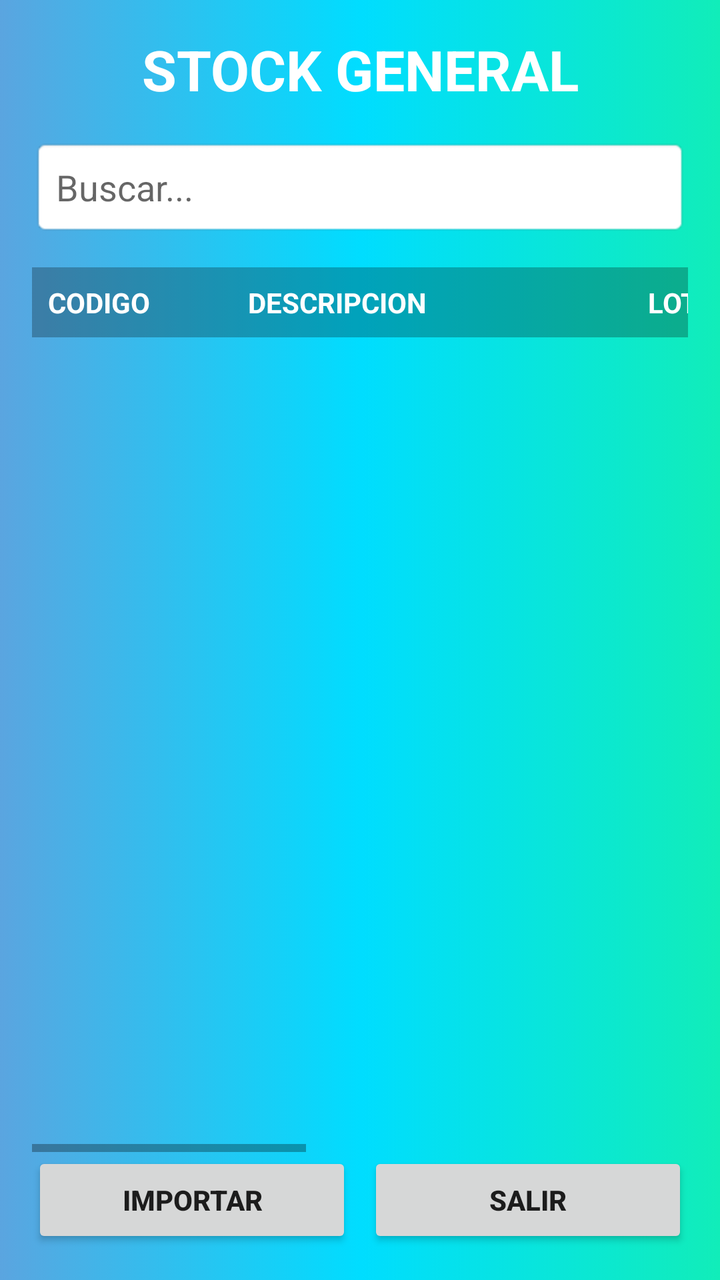
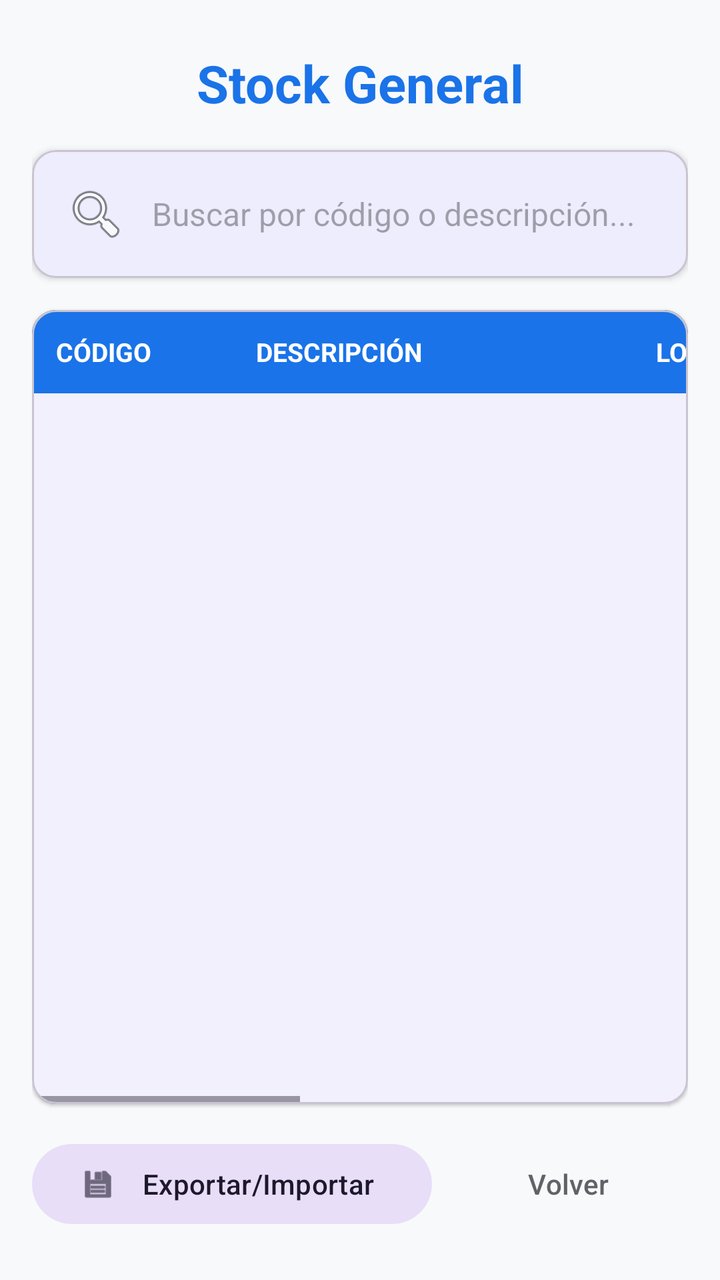

Two renders of the same Android screen: before a commit and after it. Below are the layout's source before the change and the commit's diff.
<!-- AndroidManifest.xml: application theme Theme.InventarioApp -->
<!-- res/layout/activity_stock_general.xml -->
<?xml version="1.0" encoding="utf-8"?>
<androidx.constraintlayout.widget.ConstraintLayout xmlns:android="http://schemas.android.com/apk/res/android"
    xmlns:app="http://schemas.android.com/apk/res-auto"
    xmlns:tools="http://schemas.android.com/tools"
    android:id="@+id/main"
    android:layout_width="match_parent"
    android:layout_height="match_parent"
    android:background="@drawable/fondo_degradado"
    android:padding="16dp">

    <TextView
        android:id="@+id/tvTitulo"
        android:layout_width="0dp"
        android:layout_height="wrap_content"
        android:gravity="center"
        android:text="STOCK GENERAL"
        android:textColor="#FFFFFF"
        android:textSize="28sp"
        android:textStyle="bold"
        app:layout_constraintEnd_toEndOf="parent"
        app:layout_constraintStart_toStartOf="parent"
        app:layout_constraintTop_toTopOf="parent" />

    <EditText
        android:id="@+id/searchEditText"
        android:layout_width="0dp"
        android:layout_height="wrap_content"
        android:layout_marginTop="16dp"
        android:background="@android:drawable/editbox_background"
        android:hint="Buscar..."
        android:inputType="text"
        android:padding="12dp"
        android:textSize="18sp"
        app:layout_constraintEnd_toEndOf="parent"
        app:layout_constraintStart_toStartOf="parent"
        app:layout_constraintTop_toBottomOf="@+id/tvTitulo" />

    <HorizontalScrollView
        android:id="@+id/hsvStock"
        android:layout_width="0dp"
        android:layout_height="0dp"
        android:layout_marginTop="16dp"
        app:layout_constraintBottom_toTopOf="@+id/llButtons"
        app:layout_constraintEnd_toEndOf="parent"
        app:layout_constraintStart_toStartOf="parent"
        app:layout_constraintTop_toBottomOf="@+id/searchEditText">

        <LinearLayout
            android:layout_width="wrap_content"
            android:layout_height="match_parent"
            android:orientation="vertical">

            
            <LinearLayout
                android:layout_width="wrap_content"
                android:layout_height="wrap_content"
                android:background="#44000000"
                android:orientation="horizontal"
                android:padding="8dp">

                <TextView
                    android:layout_width="100dp"
                    android:layout_height="wrap_content"
                    android:text="CODIGO"
                    android:textColor="#FFFFFF"
                    android:textSize="14sp"
                    android:textStyle="bold" />

                <TextView
                    android:layout_width="200dp"
                    android:layout_height="wrap_content"
                    android:text="DESCRIPCION"
                    android:textColor="#FFFFFF"
                    android:textSize="14sp"
                    android:textStyle="bold" />

                <TextView
                    android:layout_width="80dp"
                    android:layout_height="wrap_content"
                    android:text="LOTE"
                    android:textColor="#FFFFFF"
                    android:textSize="14sp"
                    android:textStyle="bold" />

                <TextView
                    android:layout_width="70dp"
                    android:layout_height="wrap_content"
                    android:text="CANT"
                    android:textColor="#FFFFFF"
                    android:textSize="14sp"
                    android:textStyle="bold" />

                <TextView
                    android:layout_width="100dp"
                    android:layout_height="wrap_content"
                    android:text="FECHA VENC."
                    android:textColor="#FFFFFF"
                    android:textSize="14sp"
                    android:textStyle="bold" />

                <TextView
                    android:layout_width="100dp"
                    android:layout_height="wrap_content"
                    android:text="UBICACION"
                    android:textColor="#FFFFFF"
                    android:textSize="14sp"
                    android:textStyle="bold" />

                <TextView
                    android:layout_width="120dp"
                    android:layout_height="wrap_content"
                    android:text="UBI.DETALL."
                    android:textColor="#FFFFFF"
                    android:textSize="14sp"
                    android:textStyle="bold" />
            </LinearLayout>

            <androidx.recyclerview.widget.RecyclerView
                android:id="@+id/recyclerViewStock"
                android:layout_width="wrap_content"
                android:layout_height="match_parent"
                tools:listitem="@layout/item_stock" />
        </LinearLayout>
    </HorizontalScrollView>

    <LinearLayout
        android:id="@+id/llButtons"
        android:layout_width="0dp"
        android:layout_height="wrap_content"
        android:layout_marginTop="16dp"
        android:gravity="center"
        android:orientation="horizontal"
        app:layout_constraintBottom_toBottomOf="parent"
        app:layout_constraintEnd_toEndOf="parent"
        app:layout_constraintStart_toStartOf="parent">

        <Button
            android:id="@+id/buttonImportar"
            android:layout_width="0dp"
            android:layout_height="wrap_content"
            android:layout_marginEnd="8dp"
            android:layout_weight="1"
            android:text="IMPORTAR"
            android:textStyle="bold" />

        <Button
            android:id="@+id/buttonSalir"
            android:layout_width="0dp"
            android:layout_height="wrap_content"
            android:layout_weight="1"
            android:text="SALIR"
            android:textStyle="bold"

            />

    </LinearLayout>

</androidx.constraintlayout.widget.ConstraintLayout>
<!-- res/layout/item_stock.xml (included above) -->
<?xml version="1.0" encoding="utf-8"?>
<LinearLayout xmlns:android="http://schemas.android.com/apk/res/android"
    android:layout_width="match_parent"
    android:layout_height="wrap_content"
    android:orientation="horizontal"
    android:padding="8dp">

    <TextView
        android:id="@+id/tvCodigo"
        android:layout_width="0dp"
        android:layout_height="wrap_content"
        android:layout_weight="1.1"
        android:textAlignment="textStart"
        android:textSize="16sp" />

    <TextView
        android:id="@+id/tvDescripcion"
        android:layout_width="0dp"
        android:layout_height="wrap_content"
        android:layout_weight="3"
        android:textSize="16sp" />

    <TextView
        android:id="@+id/tvLote"
        android:layout_width="0dp"
        android:layout_height="wrap_content"
        android:layout_weight="1.2"
        android:textSize="16sp" />

    <TextView
        android:id="@+id/tvCantidad"
        android:layout_width="0dp"
        android:layout_height="wrap_content"
        android:layout_weight="0.7"
        android:textSize="16sp" />

    <TextView
        android:id="@+id/tvFechaVencimiento"
        android:layout_width="0dp"
        android:layout_height="wrap_content"
        android:layout_weight="0.85"
        android:textAlignment="center"
        android:textSize="16sp" />

    <TextView
        android:id="@+id/tvUbicacion"
        android:layout_width="0dp"
        android:layout_height="wrap_content"
        android:layout_weight="1.10"
        android:textAlignment="center"
        android:textSize="16sp" />

    <TextView
        android:id="@+id/tvUbicacionDetallada"
        android:layout_width="0dp"
        android:layout_height="wrap_content"
        android:layout_weight="1"
        android:textAlignment="center"
        android:textSize="16sp" />

</LinearLayout>
<!-- resources referenced by this layout -->
<resources>
  <!-- drawable fondo_degradado (drawable) -->
  <?xml version="1.0" encoding="utf-8"?>
  <selector xmlns:android="http://schemas.android.com/apk/res/android">
  
          <item>
              <shape android:shape="rectangle">
                  <gradient
                      android:startColor="#AB0C7BD3"
                      android:centerColor="@android:color/holo_blue_bright"
                      android:endColor="#FE10EDB9"
                      />
  
  
              </shape>
  
          </item>
  </selector>
  <style name="Theme.InventarioApp" parent="Theme.AppCompat.Light.NoActionBar" />
</resources>

<!-- the commit's change to res/layout/activity_stock_general.xml (unified diff, before → after) -->
@@ -5,153 +5,174 @@
     android:id="@+id/main"
     android:layout_width="match_parent"
     android:layout_height="match_parent"
-    android:background="@drawable/fondo_degradado"
+    android:background="@color/background_light"
     android:padding="16dp">
 
     <TextView
         android:id="@+id/tvTitulo"
         android:layout_width="0dp"
         android:layout_height="wrap_content"
+        android:layout_marginTop="8dp"
         android:gravity="center"
-        android:text="STOCK GENERAL"
-        android:textColor="#FFFFFF"
-        android:textSize="28sp"
+        android:text="Stock General"
+        android:textColor="@color/primary"
+        android:textSize="26sp"
         android:textStyle="bold"
         app:layout_constraintEnd_toEndOf="parent"
         app:layout_constraintStart_toStartOf="parent"
         app:layout_constraintTop_toTopOf="parent" />
 
-    <EditText
-        android:id="@+id/searchEditText"
+    <com.google.android.material.card.MaterialCardView
+        android:id="@+id/cardSearch"
         android:layout_width="0dp"
         android:layout_height="wrap_content"
         android:layout_marginTop="16dp"
-        android:background="@android:drawable/editbox_background"
-        android:hint="Buscar..."
-        android:inputType="text"
-        android:padding="12dp"
-        android:textSize="18sp"
+        app:cardCornerRadius="12dp"
+        app:cardElevation="2dp"
         app:layout_constraintEnd_toEndOf="parent"
         app:layout_constraintStart_toStartOf="parent"
-        app:layout_constraintTop_toBottomOf="@+id/tvTitulo" />
-
-    <HorizontalScrollView
-        android:id="@+id/hsvStock"
+        app:layout_constraintTop_toBottomOf="@+id/tvTitulo">
+
+        <EditText
+            android:id="@+id/searchEditText"
+            android:layout_width="match_parent"
+            android:layout_height="wrap_content"
+            android:background="@android:color/transparent"
+            android:drawableStart="@android:drawable/ic_menu_search"
+            android:drawablePadding="12dp"
+            android:hint="Buscar por código o descripción..."
+            android:padding="16dp"
+            android:textSize="16sp" />
+    </com.google.android.material.card.MaterialCardView>
+
+    <com.google.android.material.card.MaterialCardView
+        android:id="@+id/cardTable"
         android:layout_width="0dp"
         android:layout_height="0dp"
         android:layout_marginTop="16dp"
+        android:layout_marginBottom="16dp"
+        app:cardCornerRadius="12dp"
+        app:cardElevation="1dp"
         app:layout_constraintBottom_toTopOf="@+id/llButtons"
         app:layout_constraintEnd_toEndOf="parent"
         app:layout_constraintStart_toStartOf="parent"
-        app:layout_constraintTop_toBottomOf="@+id/searchEditText">
-
-        <LinearLayout
-            android:layout_width="wrap_content"
+        app:layout_constraintTop_toBottomOf="@+id/cardSearch">
+
+        <HorizontalScrollView
+            android:id="@+id/hsvStock"
+            android:layout_width="match_parent"
             android:layout_height="match_parent"
-            android:orientation="vertical">
-
-            
+            android:scrollbars="horizontal|vertical">
+
             <LinearLayout
                 android:layout_width="wrap_content"
-                android:layout_height="wrap_content"
-                android:background="#44000000"
-                android:orientation="horizontal"
-                android:padding="8dp">
-
-                <TextView
-                    android:layout_width="100dp"
+                android:layout_height="match_parent"
+                android:orientation="vertical">
+
+                
+                <LinearLayout
+                    android:layout_width="wrap_content"
                     android:layout_height="wrap_content"
-                    android:text="CODIGO"
-                    android:textColor="#FFFFFF"
-                    android:textSize="14sp"
-                    android:textStyle="bold" />
-
-                <TextView
-                    android:layout_width="200dp"
-                    android:layout_height="wrap_content"
-                    android:text="DESCRIPCION"
-                    android:textColor="#FFFFFF"
-                    android:textSize="14sp"
-                    android:textStyle="bold" />
-
-                <TextView
-                    android:layout_width="80dp"
-                    android:layout_height="wrap_content"
-                    android:text="LOTE"
-                    android:textColor="#FFFFFF"
-                    android:textSize="14sp"
-                    android:textStyle="bold" />
-
-                <TextView
-                    android:layout_width="70dp"
-                    android:layout_height="wrap_content"
-                    android:text="CANT"
-                    android:textColor="#FFFFFF"
-                    android:textSize="14sp"
-                    android:textStyle="bold" />
-
-                <TextView
-                    android:layout_width="100dp"
-                    android:layout_height="wrap_content"
-                    android:text="FECHA VENC."
-                    android:textColor="#FFFFFF"
-                    android:textSize="14sp"
-                    android:textStyle="bold" />
-
-                <TextView
-                    android:layout_width="100dp"
-                    android:layout_height="wrap_content"
-                    android:text="UBICACION"
-                    android:textColor="#FFFFFF"
-                    android:textSize="14sp"
-                    android:textStyle="bold" />
-
-                <TextView
-                    android:layout_width="120dp"
-                    android:layout_height="wrap_content"
-                    android:text="UBI.DETALL."
-                    android:textColor="#FFFFFF"
-                    android:textSize="14sp"
-                    android:textStyle="bold" />
+                    android:background="@color/primary"
+                    android:orientation="horizontal"
+                    android:padding="12dp">
+
+                    <TextView
+                        android:layout_width="100dp"
+                        android:layout_height="wrap_content"
+                        android:text="CÓDIGO"
+                        android:textColor="@android:color/white"
+                        android:textSize="13sp"
+                        android:textStyle="bold" />
+
+                    <TextView
+                        android:layout_width="200dp"
+                        android:layout_height="wrap_content"
+                        android:text="DESCRIPCIÓN"
+                        android:textColor="@android:color/white"
+                        android:textSize="13sp"
+                        android:textStyle="bold" />
+
+                    <TextView
+                        android:layout_width="80dp"
+                        android:layout_height="wrap_content"
+                        android:text="LOTE"
+                        android:textColor="@android:color/white"
+                        android:textSize="13sp"
+                        android:textStyle="bold" />
+
+                    <TextView
+                        android:layout_width="70dp"
+                        android:layout_height="wrap_content"
+                        android:text="CANT."
+                        android:textColor="@android:color/white"
+                        android:textSize="13sp"
+                        android:textStyle="bold" />
+
+                    <TextView
+                        android:layout_width="100dp"
+                        android:layout_height="wrap_content"
+                        android:text="VENCIM."
+                        android:textColor="@android:color/white"
+                        android:textSize="13sp"
+                        android:textStyle="bold" />
+
+                    <TextView
+                        android:layout_width="100dp"
+                        android:layout_height="wrap_content"
+                        android:text="UBICACIÓN"
+                        android:textColor="@android:color/white"
+                        android:textSize="13sp"
+                        android:textStyle="bold" />
+
+                    <TextView
+                        android:layout_width="120dp"
+                        android:layout_height="wrap_content"
+                        android:text="UBI. DETALL."
+                        android:textColor="@android:color/white"
+                        android:textSize="13sp"
+                        android:textStyle="bold" />
+                </LinearLayout>
+
+                <androidx.recyclerview.widget.RecyclerView
+                    android:id="@+id/recyclerViewStock"
+                    android:layout_width="wrap_content"
+                    android:layout_height="match_parent"
+                    android:clipToPadding="false"
+                    android:paddingBottom="16dp"
+                    tools:listitem="@layout/item_stock" />
             </LinearLayout>
-
-            <androidx.recyclerview.widget.RecyclerView
-                android:id="@+id/recyclerViewStock"
-                android:layout_width="wrap_content"
-                android:layout_height="match_parent"
-                tools:listitem="@layout/item_stock" />
-        </LinearLayout>
-    </HorizontalScrollView>
+        </HorizontalScrollView>
+    </com.google.android.material.card.MaterialCardView>
 
     <LinearLayout
         android:id="@+id/llButtons"
         android:layout_width="0dp"
         android:layout_height="wrap_content"
-        android:layout_marginTop="16dp"
-        android:gravity="center"
+        android:layout_marginBottom="8dp"
         android:orientation="horizontal"
         app:layout_constraintBottom_toBottomOf="parent"
         app:layout_constraintEnd_toEndOf="parent"
         app:layout_constraintStart_toStartOf="parent">
 
-        <Button
+        <com.google.android.material.button.MaterialButton
             android:id="@+id/buttonImportar"
+            style="@style/Widget.Material3.Button.TonalButton"
             android:layout_width="0dp"
             android:layout_height="wrap_content"
             android:layout_marginEnd="8dp"
             android:layout_weight="1"
-            android:text="IMPORTAR"
-            android:textStyle="bold" />
-
-        <Button
+            android:text="Exportar/Importar"
+            app:icon="@android:drawable/ic_menu_save" />
+
+        <com.google.android.material.button.MaterialButton
             android:id="@+id/buttonSalir"
+            style="@style/Widget.Material3.Button.TextButton"
             android:layout_width="0dp"
             android:layout_height="wrap_content"
-            android:layout_weight="1"
-            android:text="SALIR"
-            android:textStyle="bold"
-
-            />
+            android:layout_weight="0.6"
+            android:text="Volver"
+            android:textColor="@color/text_hint" />
 
     </LinearLayout>
 
@@ -159,62 +180,60 @@
 <!-- res/layout/item_stock.xml (included above) -->
 <?xml version="1.0" encoding="utf-8"?>
 <LinearLayout xmlns:android="http://schemas.android.com/apk/res/android"
-    android:layout_width="match_parent"
+    android:layout_width="wrap_content"
     android:layout_height="wrap_content"
     android:orientation="horizontal"
-    android:padding="8dp">
+    android:padding="12dp"
+    android:gravity="center_vertical">
 
     <TextView
         android:id="@+id/tvCodigo"
-        android:layout_width="0dp"
-        android:layout_height="wrap_content"
-        android:layout_weight="1.1"
-        android:textAlignment="textStart"
-        android:textSize="16sp" />
+        android:layout_width="100dp"
+        android:layout_height="wrap_content"
+        android:textColor="@color/text_primary"
+        android:textSize="14sp" />
 
     <TextView
         android:id="@+id/tvDescripcion"
-        android:layout_width="0dp"
-        android:layout_height="wrap_content"
-        android:layout_weight="3"
-        android:textSize="16sp" />
+        android:layout_width="200dp"
+        android:layout_height="wrap_content"
+        android:textColor="@color/text_primary"
+        android:textSize="14sp" />
 
     <TextView
         android:id="@+id/tvLote"
-        android:layout_width="0dp"
-        android:layout_height="wrap_content"
-        android:layout_weight="1.2"
-        android:textSize="16sp" />
+        android:layout_width="80dp"
+        android:layout_height="wrap_content"
+        android:textColor="@color/text_secondary"
+        android:textSize="14sp" />
 
     <TextView
         android:id="@+id/tvCantidad"
-        android:layout_width="0dp"
-        android:layout_height="wrap_content"
-        android:layout_weight="0.7"
-        android:textSize="16sp" />
+        android:layout_width="70dp"
+        android:layout_height="wrap_content"
+        android:textColor="@color/primary"
+        android:textStyle="bold"
+        android:textSize="14sp" />
 
     <TextView
         android:id="@+id/tvFechaVencimiento"
-        android:layout_width="0dp"
-        android:layout_height="wrap_content"
-        android:layout_weight="0.85"
-        android:textAlignment="center"
-        android:textSize="16sp" />
+        android:layout_width="100dp"
+        android:layout_height="wrap_content"
+        android:textColor="@color/text_secondary"
+        android:textSize="14sp" />
 
     <TextView
         android:id="@+id/tvUbicacion"
-        android:layout_width="0dp"
-        android:layout_height="wrap_content"
-        android:layout_weight="1.10"
-        android:textAlignment="center"
-        android:textSize="16sp" />
+        android:layout_width="100dp"
+        android:layout_height="wrap_content"
+        android:textColor="@color/text_secondary"
+        android:textSize="14sp" />
 
     <TextView
         android:id="@+id/tvUbicacionDetallada"
-        android:layout_width="0dp"
-        android:layout_height="wrap_content"
-        android:layout_weight="1"
-        android:textAlignment="center"
-        android:textSize="16sp" />
+        android:layout_width="120dp"
+        android:layout_height="wrap_content"
+        android:textColor="@color/text_secondary"
+        android:textSize="14sp" />
 
 </LinearLayout>
<!-- resource entries referenced after the edit -->
@@ -1,22 +1,22 @@
 <!-- resources referenced by this layout -->
 <resources>
-  <!-- drawable fondo_degradado (drawable) -->
-  <?xml version="1.0" encoding="utf-8"?>
-  <selector xmlns:android="http://schemas.android.com/apk/res/android">
+  <color name="background_light">#F8F9FA</color>
+  <color name="primary">#1A73E8</color>
+  <color name="text_hint">#5F6368</color>
+  <style name="Theme.InventarioApp" parent="Theme.Material3.DayNight.NoActionBar">
+          
+          <item name="colorPrimary">@color/primary</item>
+          <item name="colorOnPrimary">@color/white</item>
+          <item name="colorPrimaryContainer">@color/light_blue</item>
+          <item name="colorSecondary">@color/secondary</item>
+          <item name="android:statusBarColor">@color/primary_variant</item>
   
-          <item>
-              <shape android:shape="rectangle">
-                  <gradient
-                      android:startColor="#AB0C7BD3"
-                      android:centerColor="@android:color/holo_blue_bright"
-                      android:endColor="#FE10EDB9"
-                      />
-  
-  
-              </shape>
-  
-          </item>
-  </selector>
-  <style name="Theme.InventarioApp" parent="Theme.AppCompat.Light.NoActionBar" />
+          
+          <item name="textInputStyle">@style/Widget.Material3.TextInputLayout.OutlinedBox</item>
+      </style>
+  <color name="white">#FFFFFFFF</color>
+  <color name="light_blue">#FF03A9F4</color>
+  <color name="secondary">#34A853</color>
+  <color name="primary_variant">#1557B0</color>
 </resources>
 
